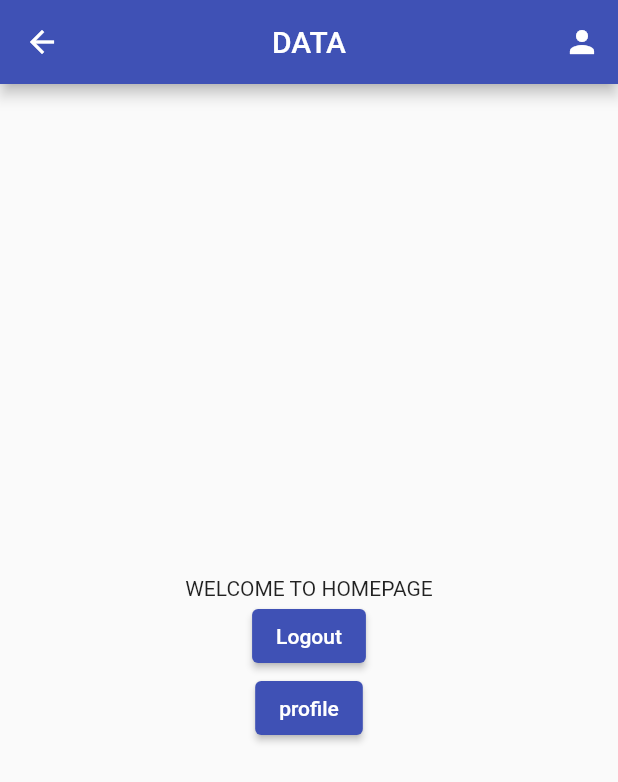
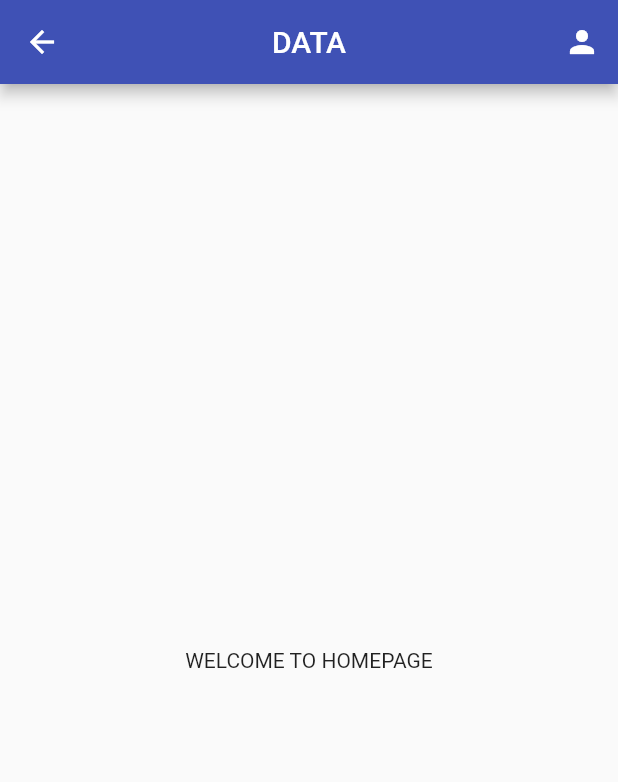
Before and after one commit to sk8rboil/case_study, a Flutter app: the MyHomePage screen opened by its route, on a phone screen of 412 x 824 dp. Shown: the top 782 px of the screen. Run offline on Flutter 3.47's test engine with Material 2 defaults, Android fonts, the phone set to English and light mode, and no system bars; our stand-ins replace cloud_firestore, firebase_auth, firebase_core, get; accounts and stored records are empty.

Commit message:
add update_profile_screen

```diff
--- a/lib/homepage.dart
+++ b/lib/homepage.dart
@@ -20,7 +20,7 @@ class MyHomePage extends GetView<HomeController> {
         actions: [
           IconButton(
             onPressed: () {
-              Get.toNamed('/newpass_screen');
+              Get.toNamed('/profile_screen');
             },
             icon: Icon(Icons.person),
           ),
@@ -32,18 +32,6 @@ class MyHomePage extends GetView<HomeController> {
           // ignore: prefer_const_literals_to_create_immutables
           children: <Widget>[
             Text('WELCOME TO HOMEPAGE'),
-            ElevatedButton(
-              onPressed: () {
-                controller.signout();
-              },
-              child: Text('Logout'),
-            ),
-            ElevatedButton(
-              onPressed: () {
-                Get.toNamed('/profile_screen');
-              },
-              child: Text('profile'),
-            ),
           ],
         ),
       ),
--- a/lib/screens/profile_screen.dart
+++ b/lib/screens/profile_screen.dart
@@ -1,4 +1,4 @@
-// ignore_for_file: prefer_const_constructors, unnecessary_brace_in_string_interps, unnecessary_string_interpolations
+// ignore_for_file: prefer_const_constructors, unnecessary_brace_in_string_interps, unnecessary_string_interpolations, sized_box_for_whitespace
 
 import 'package:cloud_firestore/cloud_firestore.dart';
 import 'package:flutter/material.dart';
```
Also changed, not shown: lib/screens/update_profile_screen.dart (added).
